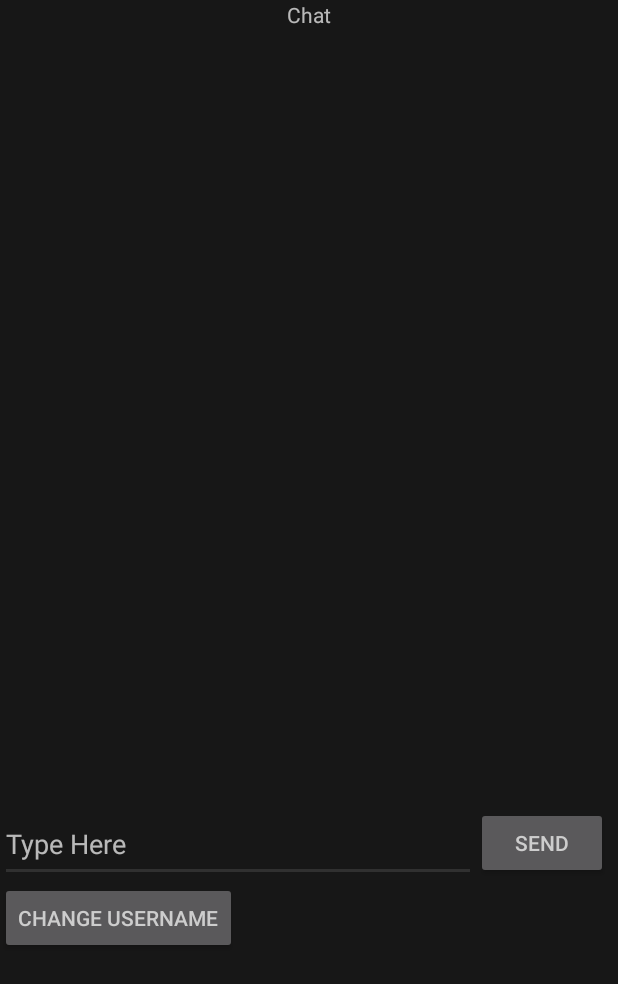
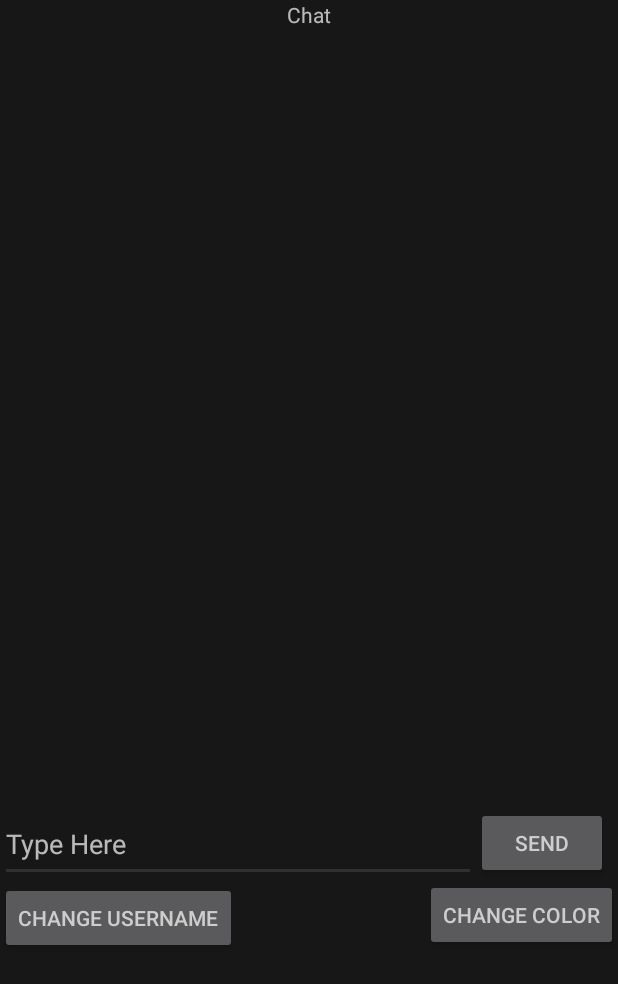
Before and after one commit to abigailduff98/audition-app, an Android app: the ChatActivity screen opened directly, with no data from a screen before it, on a phone screen of 412 x 824 dp. Shown: the top 984 px of the screen. Run offline under Robolectric (Android 15) with nearby library versions, the phone set to English and light mode, and no system bars; our stand-ins replace Firebase (no records; nobody signed in at launch, a user with empty details on screens opened directly).

Commit message:
added color to usernames. can change color

```diff
--- a/app/src/main/java/com/example/audition/ChatActivity.kt
+++ b/app/src/main/java/com/example/audition/ChatActivity.kt
@@ -1,25 +1,29 @@
 package com.example.audition
 
-import androidx.appcompat.app.AppCompatActivity
 import android.app.AlertDialog
 import android.content.DialogInterface
+import android.graphics.Color
 import android.os.Bundle
+import android.text.SpannableStringBuilder
+import android.text.Spanned
+import android.text.method.ScrollingMovementMethod
+import android.text.style.ForegroundColorSpan
 import android.view.View
+import android.widget.Button
 import android.widget.EditText
+import android.widget.PopupMenu
 import android.widget.TextView
-import android.text.method.ScrollingMovementMethod;
-
-import com.google.firebase.database.DataSnapshot
-import com.google.firebase.database.DatabaseError
-import com.google.firebase.database.DatabaseReference
-import com.google.firebase.database.FirebaseDatabase
-import com.google.firebase.database.ValueEventListener
+import androidx.appcompat.app.AppCompatActivity
+import androidx.core.content.res.ResourcesCompat
+import com.google.firebase.database.*
 
 class ChatActivity : AppCompatActivity() {
 
     private lateinit var chatDatabase : DatabaseReference
     private lateinit var chatText : TextView
     private lateinit var username: String
+    private lateinit var userColor: Integer
+    private lateinit var newUserColor: Integer
 
     override fun onCreate(savedInstanceState: Bundle?) {
 
@@ -34,6 +38,9 @@ class ChatActivity : AppCompatActivity() {
 
         username = "Anonymous"
 
+        userColor = Color.RED as Integer
+        newUserColor = Color.RED as Integer
+
         chatText.movementMethod = ScrollingMovementMethod()
 
         val chatListener = object : ValueEventListener {
@@ -42,19 +49,27 @@ class ChatActivity : AppCompatActivity() {
 
                 //clear chat
                 chatText.setText("")
+                userColor = newUserColor
+                var completeSpannable = SpannableStringBuilder()
 
                 for (snapshot in dataSnapshot.children) {
                     val msg = snapshot.getValue(ChatMessage::class.java)
-                    val oldText = chatText.text.toString()
+                    val oldText = completeSpannable.toString()
 
-                    var newText =""
-                    if (oldText == "") {
-                        newText = msg!!.readUser() + ": " + msg!!.readMessage()
-                    } else {
-                        newText = "\n" + msg!!.readUser() + ": " + msg!!.readMessage()
-                    }
-                    chatText.setText(oldText + newText)
+                    var userText =
+                        when (oldText == "") {
+                            true ->msg!!.readUser()
+                            false -> "\n" + msg!!.readUser()
+                        }
+
+                    val msgText = ": " + msg!!.readMessage()
+
+                    completeSpannable.append(userText,ForegroundColorSpan(userColor.toInt()), Spanned.SPAN_INCLUSIVE_INCLUSIVE)
+                    completeSpannable.append(msgText, ForegroundColorSpan(ResourcesCompat.getColor(getResources(), R.color.colorTextPrimary, null)), Spanned.SPAN_INCLUSIVE_INCLUSIVE)
+
                 }
+
+                chatText.setText(completeSpannable, TextView.BufferType.SPANNABLE)
 
                 chatText.post {
 
@@ -93,6 +108,58 @@ class ChatActivity : AppCompatActivity() {
         textField.setText("")
     }
 
+    fun openColorMenu(view: View) {
+
+        newUserColor = Color.YELLOW as Integer
+
+        /*val popupMenu = PopupMenu(this, view)
+
+        popupMenu.setOnMenuItemClickListener { item ->
+            when (item.itemId) {
+                R.id.menu_color_karen -> {
+                    userColor = Color.RED as Integer
+                    true
+                }
+                R.id.menu_color_kaoruko -> {
+                    userColor = Color.MAGENTA as Integer
+                    true
+                }
+                R.id.menu_color_hikari -> {
+                    userColor = Color.BLUE as Integer
+                    true
+                }
+                R.id.menu_color_mahiru -> {
+                    userColor = Color.GREEN as Integer
+                    true
+                }
+                R.id.menu_color_maya -> {
+                    userColor = Color.LTGRAY as Integer
+                    true
+                }
+                R.id.menu_color_claudine -> {
+                    userColor = Color.DKGRAY as Integer
+                    true
+                }
+                R.id.menu_color_junna -> {
+                    userColor = Color.CYAN as Integer
+                    true
+                }
+                R.id.menu_color_nana -> {
+                    userColor = Color.YELLOW as Integer
+                    true
+                }
+                R.id.menu_color_futaba -> {
+                    userColor = Color.MAGENTA as Integer
+                    true
+                }
+                else -> false
+            }
+        }
+
+        popupMenu.inflate(R.menu.menu_main)
+        popupMenu.show()*/
+    }
+
     fun changeUsername(view: View) {
 
         val userField = EditText(this)
--- a/app/src/main/res/layout/activity_chat.xml
+++ b/app/src/main/res/layout/activity_chat.xml
@@ -52,4 +52,13 @@
         android:onClick="changeUsername"
         app:layout_constraintStart_toStartOf="parent"
         app:layout_constraintTop_toBottomOf="@+id/editText" />
+
+    <Button
+        android:id="@+id/button3"
+        android:layout_width="wrap_content"
+        android:layout_height="wrap_content"
+        android:text="Change Color"
+        android:onClick="openColorMenu"
+        app:layout_constraintEnd_toEndOf="parent"
+        app:layout_constraintTop_toBottomOf="@+id/button" />
 </androidx.constraintlayout.widget.ConstraintLayout>
--- /dev/null
+++ b/app/src/main/res/menu/menu_main.xml
@@ -0,0 +1,39 @@
+<?xml version="1.0" encoding="utf-8"?>
+<menu xmlns:android="http://schemas.android.com/apk/res/android">
+    <item
+        android:id = "@+id/menu_color_karen"
+        android:title = "1"
+        android:icon = "@drawable/crown_karen" />
+    <item
+        android:id = "@+id/menu_color_futaba"
+        android:title = "2"
+        android:icon = "@drawable/crown_futaba" />
+    <item
+        android:id = "@+id/menu_color_claudine"
+        android:title = "11"
+        android:icon = "@drawable/crown_claudine" />
+    <item
+        android:id = "@+id/menu_color_nana"
+        android:title = "15"
+        android:icon = "@drawable/crown_banana" />
+    <item
+        android:id = "@+id/menu_color_mahiru"
+        android:title = "17"
+        android:icon = "@drawable/crown_mahiru" />
+    <item
+        android:id = "@+id/menu_color_maya"
+        android:title = "18"
+        android:icon = "@drawable/crown_maya" />
+    <item
+        android:id = "@+id/menu_color_kaoruko"
+        android:title = "22"
+        android:icon = "@drawable/crown_kaoruko" />
+    <item
+        android:id = "@+id/menu_color_junna"
+        android:title = "25"
+        android:icon = "@drawable/crown_junna" />
+    <item
+        android:id = "@+id/menu_color_hikari"
+        android:title = "29"
+        android:icon = "@drawable/crown_hikari" />
+</menu>
```
Also changed, not shown: app/src/main/res/drawable-v24/crown_banana.png (added), app/src/main/res/drawable-v24/crown_claudine.png (added), app/src/main/res/drawable-v24/crown_futaba.png (added), app/src/main/res/drawable-v24/crown_hikari.png (added), app/src/main/res/drawable-v24/crown_junna.png (added), app/src/main/res/drawable-v24/crown_kaoruko.png (added), app/src/main/res/drawable-v24/crown_karen.png (added), app/src/main/res/drawable-v24/crown_mahiru.png (added), app/src/main/res/drawable-v24/crown_maya.png (added).
